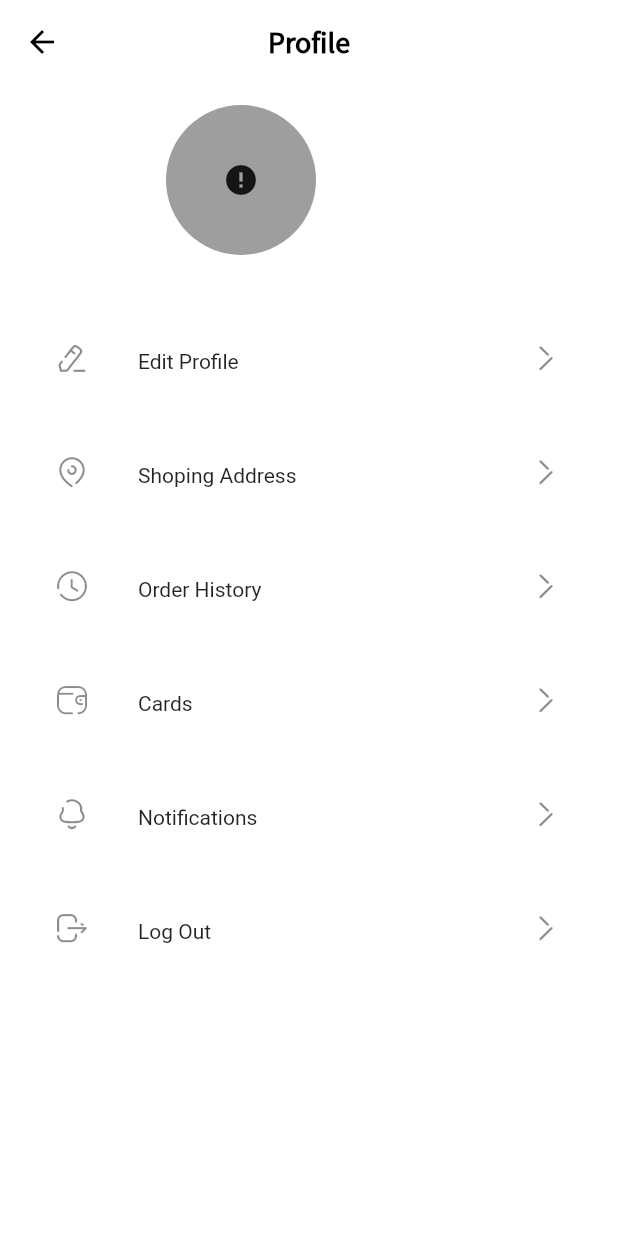
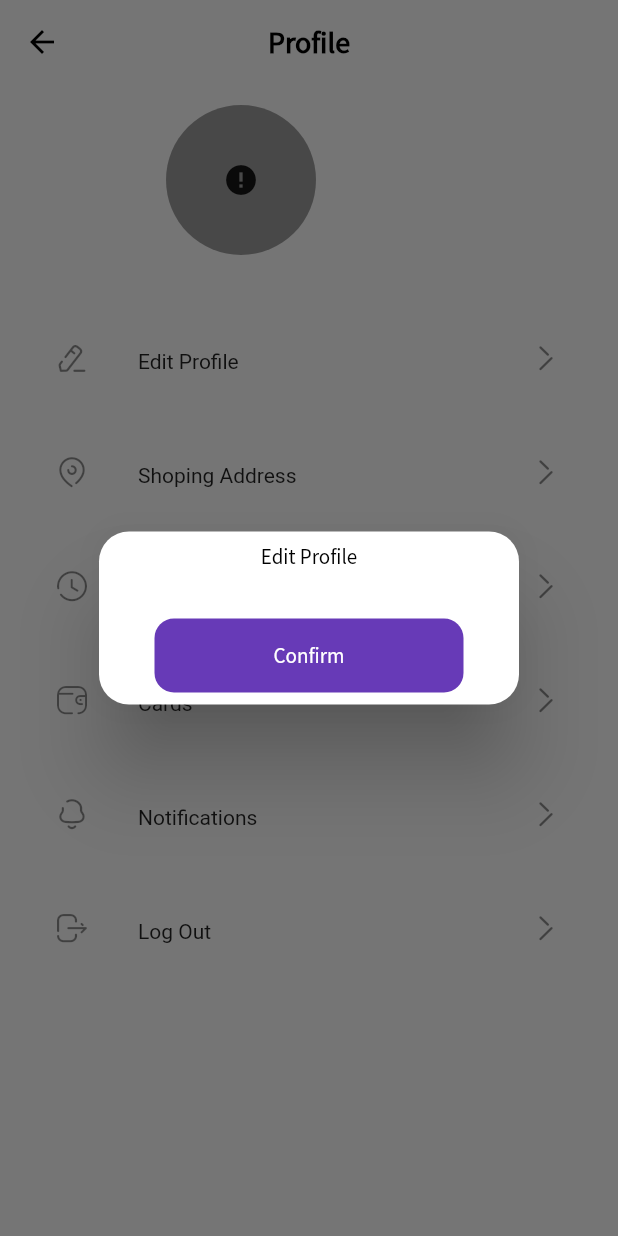
Before and after one commit to yousefm2311/ecommerce-app, a Flutter app: the ProfileView screen opened directly, after a tap on "Edit Profile", on a phone screen of 412 x 824 dp. Run offline on Flutter 3.47's test engine with Material 2 defaults, Android fonts, the phone set to English and light mode, and no system bars; drawn by our look-alikes of cached_network_image; our stand-ins replace cloud_firestore, firebase_auth, firebase_core, get, google_sign_in, iconly and 3 more; missing offline and left inert: flutter_login_facebook; accounts and stored records are empty; network calls fail.

Commit message:
update 4

```diff
--- a/lib/view/profile_view.dart
+++ b/lib/view/profile_view.dart
@@ -1,6 +1,8 @@
 import 'package:cached_network_image/cached_network_image.dart';
+import 'package:ecommerce_app/constance.dart';
 import 'package:ecommerce_app/core/view_model/profile_view_model.dart';
 import 'package:ecommerce_app/view/widget/MyAppBar.dart';
+import 'package:ecommerce_app/view/widget/MyBotton.dart';
 import 'package:ecommerce_app/view/widget/MyListTile.dart';
 import 'package:ecommerce_app/view/widget/MyText.dart';
 import 'package:ecommerce_app/view/widget/icon_broken.dart';
@@ -87,7 +89,45 @@ class ProfileView extends StatelessWidget {
                         ),
                         const SizedBox(height: 40.0),
                         MyListTile(
-                          onTap: () {},
+                          onTap: () {
+                            // Get.bottomSheet(
+                            //     Container(
+                            //       decoration: const BoxDecoration(
+                            //           color: Colors.blue,
+                            //           borderRadius: BorderRadius.only(
+                            //             topLeft: Radius.circular(20.0),
+                            //             topRight: Radius.circular(20.0),
+                            //           )),
+                            //       height: 200.0,
+                            //     ),
+                            //     clipBehavior: Clip.antiAlias);
+                            Get.defaultDialog(
+                                title: 'Edit Profile',
+                                titleStyle: Theme.of(context)
+                                    .textTheme
+                                    .bodyLarge!
+                                    .copyWith(
+                                      fontWeight: FontWeight.w500,
+                                    ),
+                                content: Column(),
+                                confirm: MyBotton(
+                                  onPressed: () {},
+                                  text: MyText(
+                                    text: 'Confirm',
+                                    textStyle: Theme.of(context)
+                                        .textTheme
+                                        .bodyLarge!
+                                        .copyWith(
+                                            fontWeight: FontWeight.w500,
+                                            color: Colors.white),
+                                  ),
+                                  width:
+                                      MediaQuery.of(context).size.width * 0.5,
+                                  height:
+                                      MediaQuery.of(context).size.height * 0.06,
+                                  color: primaryColor,
+                                ));
+                          },
                           text: 'Edit Profile',
                           iconLeading: IconBroken.Edit,
                           iconTrailing: IconBroken.Arrow___Right_2,
```
